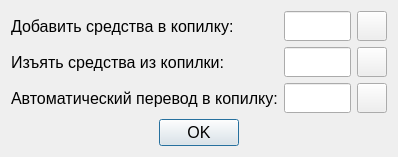
Before: the Qt Designer form hifive/CHMV/RGR/editfunds.ui in MangriMen/SibSUTIS5semester, drawn with Qt 5.
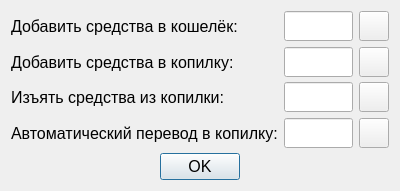
After: the same form once the commit is applied. Icons and pictures are not drawn.

Patch:
```diff
--- a/hifive/CHMV/RGR/editfunds.ui
+++ b/hifive/CHMV/RGR/editfunds.ui
@@ -6,10 +6,16 @@
    <rect>
     <x>0</x>
     <y>0</y>
-    <width>398</width>
-    <height>155</height>
+    <width>400</width>
+    <height>191</height>
    </rect>
   </property>
+  <property name="minimumSize">
+   <size>
+    <width>400</width>
+    <height>191</height>
+   </size>
+  </property>
   <property name="windowTitle">
    <string>Изменить средства</string>
   </property>
@@ -34,61 +40,68 @@
    </item>
    <item row="0" column="0">
     <layout class="QGridLayout" name="widEditFunds">
-     <item row="1" column="1">
-      <widget class="QLineEdit" name="lnEditWithdraw">
-       <property name="sizePolicy">
-        <sizepolicy hsizetype="Maximum" vsizetype="Fixed">
-         <horstretch>0</horstretch>
-         <verstretch>0</verstretch>
-        </sizepolicy>
-       </property>
-       <property name="minimumSize">
-        <size>
-         <width>0</width>
-         <height>30</height>
-        </size>
-       </property>
-       <property name="maximumSize">
-        <size>
-         <width>100</width>
-         <height>16777215</height>
-        </size>
-       </property>
-       <property name="font">
-        <font>
-         <pointsize>12</pointsize>
-        </font>
-       </property>
-      </widget>
-     </item>
-     <item row="0" column="1">
-      <widget class="QLineEdit" name="lnEditAddToBank">
-       <property name="sizePolicy">
-        <sizepolicy hsizetype="Maximum" vsizetype="Fixed">
-         <horstretch>0</horstretch>
-         <verstretch>0</verstretch>
-        </sizepolicy>
-       </property>
-       <property name="minimumSize">
-        <size>
-         <width>0</width>
-         <height>30</height>
-        </size>
-       </property>
-       <property name="maximumSize">
-        <size>
-         <width>100</width>
-         <height>16777215</height>
-        </size>
-       </property>
-       <property name="font">
-        <font>
-         <pointsize>12</pointsize>
-        </font>
-       </property>
-      </widget>
-     </item>
      <item row="0" column="2">
+      <widget class="QPushButton" name="btnAddToWallet">
+       <property name="minimumSize">
+        <size>
+         <width>30</width>
+         <height>30</height>
+        </size>
+       </property>
+       <property name="maximumSize">
+        <size>
+         <width>30</width>
+         <height>16777215</height>
+        </size>
+       </property>
+       <property name="font">
+        <font>
+         <pointsize>12</pointsize>
+        </font>
+       </property>
+       <property name="text">
+        <string/>
+       </property>
+       <property name="icon">
+        <iconset resource="resources.qrc">
+         <normaloff>:/images/add_black_24dp.svg</normaloff>:/images/add_black_24dp.svg</iconset>
+       </property>
+       <property name="iconSize">
+        <size>
+         <width>24</width>
+         <height>24</height>
+        </size>
+       </property>
+      </widget>
+     </item>
+     <item row="2" column="1">
+      <widget class="QLineEdit" name="lnEditWithdraw">
+       <property name="sizePolicy">
+        <sizepolicy hsizetype="Maximum" vsizetype="Fixed">
+         <horstretch>0</horstretch>
+         <verstretch>0</verstretch>
+        </sizepolicy>
+       </property>
+       <property name="minimumSize">
+        <size>
+         <width>0</width>
+         <height>30</height>
+        </size>
+       </property>
+       <property name="maximumSize">
+        <size>
+         <width>100</width>
+         <height>16777215</height>
+        </size>
+       </property>
+       <property name="font">
+        <font>
+         <pointsize>12</pointsize>
+        </font>
+       </property>
+      </widget>
+     </item>
+     <item row="1" column="2">
       <widget class="QPushButton" name="btnAddToBank">
        <property name="minimumSize">
         <size>
@@ -122,7 +135,34 @@
        </property>
       </widget>
      </item>
-     <item row="2" column="2">
+     <item row="1" column="1">
+      <widget class="QLineEdit" name="lnEditAddToBank">
+       <property name="sizePolicy">
+        <sizepolicy hsizetype="Maximum" vsizetype="Fixed">
+         <horstretch>0</horstretch>
+         <verstretch>0</verstretch>
+        </sizepolicy>
+       </property>
+       <property name="minimumSize">
+        <size>
+         <width>0</width>
+         <height>30</height>
+        </size>
+       </property>
+       <property name="maximumSize">
+        <size>
+         <width>100</width>
+         <height>16777215</height>
+        </size>
+       </property>
+       <property name="font">
+        <font>
+         <pointsize>12</pointsize>
+        </font>
+       </property>
+      </widget>
+     </item>
+     <item row="3" column="2">
       <widget class="QPushButton" name="btnRecurringPayment">
        <property name="minimumSize">
         <size>
@@ -156,7 +196,7 @@
        </property>
       </widget>
      </item>
-     <item row="2" column="1">
+     <item row="3" column="1">
       <widget class="QLineEdit" name="lnEditRecurringPayment">
        <property name="sizePolicy">
         <sizepolicy hsizetype="Maximum" vsizetype="Fixed">
@@ -183,41 +223,25 @@
        </property>
       </widget>
      </item>
-     <item row="1" column="2">
-      <widget class="QPushButton" name="btnWithdraw">
+     <item row="3" column="0">
+      <widget class="QLabel" name="lblRecurringPayment">
        <property name="minimumSize">
         <size>
-         <width>30</width>
+         <width>0</width>
          <height>30</height>
         </size>
        </property>
-       <property name="maximumSize">
-        <size>
-         <width>30</width>
-         <height>16777215</height>
-        </size>
-       </property>
        <property name="font">
         <font>
          <pointsize>12</pointsize>
         </font>
        </property>
        <property name="text">
-        <string/>
-       </property>
-       <property name="icon">
-        <iconset resource="resources.qrc">
-         <normaloff>:/images/done_black_24dp.svg</normaloff>:/images/done_black_24dp.svg</iconset>
-       </property>
-       <property name="iconSize">
-        <size>
-         <width>24</width>
-         <height>24</height>
-        </size>
+        <string>Автоматический перевод в копилку:</string>
        </property>
       </widget>
      </item>
-     <item row="0" column="0">
+     <item row="1" column="0">
       <widget class="QLabel" name="lblAddToBank">
        <property name="minimumSize">
         <size>
@@ -235,7 +259,7 @@
        </property>
       </widget>
      </item>
-     <item row="1" column="0">
+     <item row="2" column="0">
       <widget class="QLabel" name="lblWithdraw">
        <property name="minimumSize">
         <size>
@@ -253,21 +277,82 @@
        </property>
       </widget>
      </item>
-     <item row="2" column="0">
-      <widget class="QLabel" name="lblRecurringPayment">
+     <item row="2" column="2">
+      <widget class="QPushButton" name="btnWithdraw">
        <property name="minimumSize">
         <size>
+         <width>30</width>
+         <height>30</height>
+        </size>
+       </property>
+       <property name="maximumSize">
+        <size>
+         <width>30</width>
+         <height>16777215</height>
+        </size>
+       </property>
+       <property name="font">
+        <font>
+         <pointsize>12</pointsize>
+        </font>
+       </property>
+       <property name="text">
+        <string/>
+       </property>
+       <property name="icon">
+        <iconset resource="resources.qrc">
+         <normaloff>:/images/remove_black_24dp.svg</normaloff>:/images/remove_black_24dp.svg</iconset>
+       </property>
+       <property name="iconSize">
+        <size>
+         <width>24</width>
+         <height>24</height>
+        </size>
+       </property>
+      </widget>
+     </item>
+     <item row="0" column="1">
+      <widget class="QLineEdit" name="lnEditAddToWallet">
+       <property name="sizePolicy">
+        <sizepolicy hsizetype="Maximum" vsizetype="Fixed">
+         <horstretch>0</horstretch>
+         <verstretch>0</verstretch>
+        </sizepolicy>
+       </property>
+       <property name="minimumSize">
+        <size>
          <width>0</width>
          <height>30</height>
         </size>
        </property>
+       <property name="maximumSize">
+        <size>
+         <width>100</width>
+         <height>16777215</height>
+        </size>
+       </property>
        <property name="font">
         <font>
          <pointsize>12</pointsize>
         </font>
        </property>
+      </widget>
+     </item>
+     <item row="0" column="0">
+      <widget class="QLabel" name="lblAddToWallet">
+       <property name="minimumSize">
+        <size>
+         <width>0</width>
+         <height>30</height>
+        </size>
+       </property>
+       <property name="font">
+        <font>
+         <pointsize>12</pointsize>
+        </font>
+       </property>
        <property name="text">
-        <string>Автоматический перевод в копилку:</string>
+        <string>Добавить средства в кошелёк:</string>
        </property>
       </widget>
      </item>
```
Left out of the diff: 2 changed lines with no effect on the pictures.
